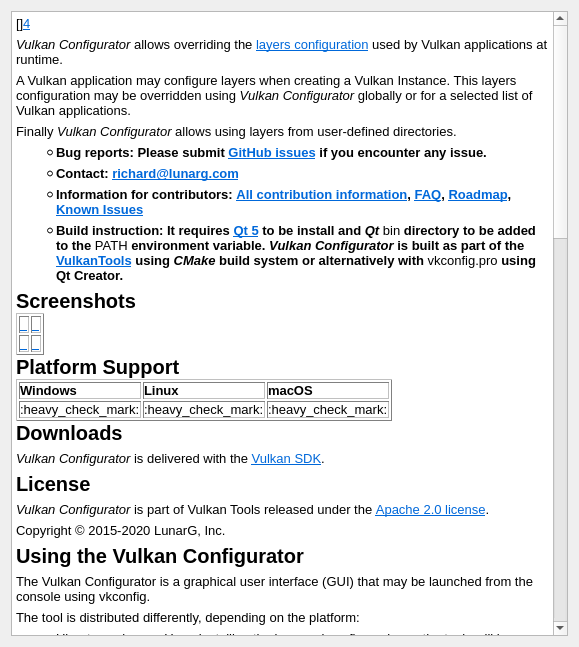
Before: the Qt Designer form vkconfig/dlghelp.ui in LunarG/VulkanTools, drawn with Qt 5.
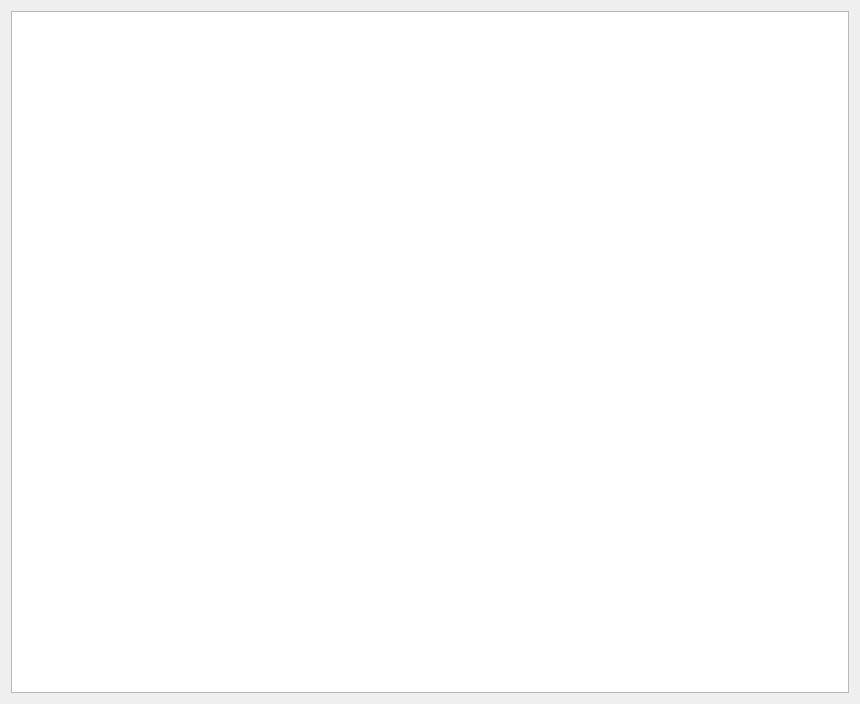
After: the same form once the commit is applied. Icons and pictures are not drawn.

Commit message: vkconfig2: GraphicsReconstruct based configs are hidden on macOS

What changed in the file:
```diff
--- a/vkconfig/dlghelp.ui
+++ b/vkconfig/dlghelp.ui
@@ -6,8 +6,8 @@
    <rect>
     <x>0</x>
     <y>0</y>
-    <width>579</width>
-    <height>647</height>
+    <width>860</width>
+    <height>704</height>
    </rect>
   </property>
   <property name="windowTitle">
@@ -27,113 +27,7 @@
 &lt;html&gt;&lt;head&gt;&lt;meta name=&quot;qrichtext&quot; content=&quot;1&quot; /&gt;&lt;style type=&quot;text/css&quot;&gt;
 p, li { white-space: pre-wrap; }
 &lt;/style&gt;&lt;/head&gt;&lt;body style=&quot; font-family:'Arial'; font-size:10pt; font-weight:400; font-style:normal;&quot;&gt;
-&lt;p style=&quot; margin-top:12px; margin-bottom:12px; margin-left:0px; margin-right:0px; -qt-block-indent:0; text-indent:0px;&quot;&gt;&lt;img src=&quot;https://vulkan.lunarg.com/img/NewLunarGLogoBlack.png&quot; alt=&quot;LunarG&quot; width=&quot;198&quot; height=&quot;85&quot; /&gt;&lt;img src=&quot;./images/vulkan_configurator.png&quot; width=&quot;400&quot; /&gt;&lt;/p&gt;
-&lt;p style=&quot; margin-top:6px; margin-bottom:6px; margin-left:0px; margin-right:0px; -qt-block-indent:0; text-indent:0px;&quot;&gt;[&lt;img src=&quot;https://i.creativecommons.org/l/by-nd/4.0/88x31.png&quot; alt=&quot;Creative Commons&quot; title=&quot;Creative Commons License&quot; /&gt;]&lt;a href=&quot;https://creativecommons.org/licenses/by-nd/4.0/&quot;&gt;&lt;span style=&quot; color:#0068da;&quot;&gt;4&lt;/span&gt;&lt;/a&gt;&lt;/p&gt;
-&lt;p style=&quot; margin-top:6px; margin-bottom:6px; margin-left:0px; margin-right:0px; -qt-block-indent:0; text-indent:0px;&quot;&gt;&lt;span style=&quot; font-style:italic;&quot;&gt;Vulkan Configurator&lt;/span&gt; allows overriding the &lt;a href=&quot;https://github.com/KhronosGroup/Vulkan-Loader/blob/master/loader/LoaderAndLayerInterface.md#layers&quot;&gt;&lt;span style=&quot; color:#0068da;&quot;&gt;layers configuration&lt;/span&gt;&lt;/a&gt; used by Vulkan applications at runtime.&lt;/p&gt;
-&lt;p style=&quot; margin-top:6px; margin-bottom:6px; margin-left:0px; margin-right:0px; -qt-block-indent:0; text-indent:0px;&quot;&gt;A Vulkan application may configure layers when creating a Vulkan Instance. This layers configuration may be overridden using &lt;span style=&quot; font-style:italic;&quot;&gt;Vulkan Configurator&lt;/span&gt; globally or for a selected list of Vulkan applications.&lt;/p&gt;
-&lt;p style=&quot; margin-top:6px; margin-bottom:6px; margin-left:0px; margin-right:0px; -qt-block-indent:0; text-indent:0px;&quot;&gt;Finally &lt;span style=&quot; font-style:italic;&quot;&gt;Vulkan Configurator&lt;/span&gt; allows using layers from user-defined directories.&lt;/p&gt;
-&lt;ul type=&quot;circle&quot; style=&quot;margin-top: 0px; margin-bottom: 0px; margin-left: 0px; margin-right: 0px; -qt-list-indent: 1;&quot;&gt;&lt;li style=&quot; font-weight:600;&quot; style=&quot; margin-top:6px; margin-bottom:6px; margin-left:0px; margin-right:0px; -qt-block-indent:0; text-indent:0px;&quot;&gt;Bug reports: Please submit &lt;a href=&quot;https://github.com/LunarG/VulkanTools/issues&quot;&gt;&lt;span style=&quot; color:#0068da;&quot;&gt;GitHub issues&lt;/span&gt;&lt;/a&gt; if you encounter any issue.&lt;/li&gt;
-&lt;li style=&quot; font-weight:600;&quot; style=&quot; margin-top:6px; margin-bottom:6px; margin-left:0px; margin-right:0px; -qt-block-indent:0; text-indent:0px;&quot;&gt;Contact: &lt;a href=&quot;mailto:richard@lunarg.com&quot;&gt;&lt;span style=&quot; color:#0068da;&quot;&gt;richard@lunarg.com&lt;/span&gt;&lt;/a&gt;&lt;/li&gt;
-&lt;li style=&quot; font-weight:600;&quot; style=&quot; margin-top:6px; margin-bottom:6px; margin-left:0px; margin-right:0px; -qt-block-indent:0; text-indent:0px;&quot;&gt;Information for contributors: &lt;a href=&quot;../CONTRIBUTING.md&quot;&gt;&lt;span style=&quot; color:#0068da;&quot;&gt;All contribution information&lt;/span&gt;&lt;/a&gt;, &lt;a href=&quot;#faq&quot;&gt;&lt;span style=&quot; color:#0068da;&quot;&gt;FAQ&lt;/span&gt;&lt;/a&gt;, &lt;a href=&quot;#roadmap&quot;&gt;&lt;span style=&quot; color:#0068da;&quot;&gt;Roadmap&lt;/span&gt;&lt;/a&gt;, &lt;a href=&quot;#known-issues&quot;&gt;&lt;span style=&quot; color:#0068da;&quot;&gt;Known Issues&lt;/span&gt;&lt;/a&gt;&lt;/li&gt;
-&lt;li style=&quot; font-weight:600;&quot; style=&quot; margin-top:6px; margin-bottom:6px; margin-left:0px; margin-right:0px; -qt-block-indent:0; text-indent:0px;&quot;&gt;Build instruction: It requires &lt;a href=&quot;https://www.qt.io/download&quot;&gt;&lt;span style=&quot; color:#0068da;&quot;&gt;Qt 5&lt;/span&gt;&lt;/a&gt; to be install and &lt;span style=&quot; font-style:italic;&quot;&gt;Qt&lt;/span&gt; &lt;span style=&quot; font-family:'.SF NS Mono'; font-weight:400;&quot;&gt;bin&lt;/span&gt; directory to be added to the &lt;span style=&quot; font-family:'.SF NS Mono'; font-weight:400;&quot;&gt;PATH&lt;/span&gt; environment variable. &lt;span style=&quot; font-style:italic;&quot;&gt;Vulkan Configurator&lt;/span&gt; is built as part of the &lt;a href=&quot;../BUILD.md&quot;&gt;&lt;span style=&quot; color:#0068da;&quot;&gt;VulkanTools&lt;/span&gt;&lt;/a&gt; using &lt;span style=&quot; font-style:italic;&quot;&gt;CMake&lt;/span&gt; build system or alternatively with &lt;span style=&quot; font-family:'.SF NS Mono'; font-weight:400;&quot;&gt;vkconfig.pro&lt;/span&gt; using Qt Creator.&lt;/li&gt;&lt;/ul&gt;
-&lt;h2 style=&quot; margin-top:0px; margin-bottom:0px; margin-left:0px; margin-right:0px; -qt-block-indent:0; text-indent:0px;&quot;&gt;&lt;span style=&quot; font-size:x-large; font-weight:600;&quot;&gt;Screenshots&lt;/span&gt;&lt;/h2&gt;
-&lt;table border=&quot;1&quot; cellspacing=&quot;2&quot;&gt;
-&lt;tr&gt;
-&lt;td&gt;
-&lt;p style=&quot; margin-top:0px; margin-bottom:0px; margin-left:0px; margin-right:0px; -qt-block-indent:0; text-indent:0px;&quot;&gt;&lt;a href=&quot;./images/main_window.png&quot;&gt;&lt;span style=&quot; color:#0068da;&quot;&gt; &lt;/span&gt;&lt;/a&gt;&lt;img src=&quot;./images/main_window_320px.png&quot; alt=&quot;Main Window&quot; title=&quot;&quot; /&gt;&lt;a href=&quot;./images/main_window.png&quot;&gt;&lt;span style=&quot; color:#0068da;&quot;&gt; &lt;/span&gt;&lt;/a&gt;&lt;/p&gt;&lt;/td&gt;
-&lt;td&gt;
-&lt;p style=&quot; margin-top:0px; margin-bottom:0px; margin-left:0px; margin-right:0px; -qt-block-indent:0; text-indent:0px;&quot;&gt;&lt;a href=&quot;./images/multiple_layers.png&quot;&gt;&lt;span style=&quot; color:#0068da;&quot;&gt; &lt;/span&gt;&lt;/a&gt;&lt;img src=&quot;./images/multiple_layers_320px.png&quot; alt=&quot;Overriding multiple layers&quot; title=&quot;&quot; /&gt;&lt;a href=&quot;./images/multiple_layers.png&quot;&gt;&lt;span style=&quot; color:#0068da;&quot;&gt; &lt;/span&gt;&lt;/a&gt;&lt;/p&gt;&lt;/td&gt;&lt;/tr&gt;
-&lt;tr&gt;
-&lt;td&gt;
-&lt;p style=&quot; margin-top:0px; margin-bottom:0px; margin-left:0px; margin-right:0px; -qt-block-indent:0; text-indent:0px;&quot;&gt;&lt;a href=&quot;./images/launcher.png&quot;&gt;&lt;span style=&quot; color:#0068da;&quot;&gt; &lt;/span&gt;&lt;/a&gt;&lt;img src=&quot;./images/launcher_320px.png&quot; alt=&quot;Vulkan Applications launchers&quot; title=&quot;&quot; /&gt;&lt;a href=&quot;./images/launcher.png&quot;&gt;&lt;span style=&quot; color:#0068da;&quot;&gt; &lt;/span&gt;&lt;/a&gt;&lt;/p&gt;&lt;/td&gt;
-&lt;td&gt;
-&lt;p style=&quot; margin-top:0px; margin-bottom:0px; margin-left:0px; margin-right:0px; -qt-block-indent:0; text-indent:0px;&quot;&gt;&lt;a href=&quot;./images/layers_selection_and_ordering.png&quot;&gt;&lt;span style=&quot; color:#0068da;&quot;&gt; &lt;/span&gt;&lt;/a&gt;&lt;img src=&quot;./images/layers_selection_and_ordering_320px.png&quot; alt=&quot;Vulkan Layers slection and ordering &quot; title=&quot;&quot; /&gt;&lt;a href=&quot;./images/layers_selection_and_ordering.png&quot;&gt;&lt;span style=&quot; color:#0068da;&quot;&gt; &lt;/span&gt;&lt;/a&gt;&lt;/p&gt;&lt;/td&gt;&lt;/tr&gt;&lt;/table&gt;
-&lt;h2 style=&quot; margin-top:0px; margin-bottom:0px; margin-left:0px; margin-right:0px; -qt-block-indent:0; text-indent:0px;&quot;&gt;&lt;span style=&quot; font-size:x-large; font-weight:600;&quot;&gt;Platform Support&lt;/span&gt;&lt;/h2&gt;
-&lt;table border=&quot;1&quot; cellspacing=&quot;2&quot;&gt;
-&lt;tr&gt;
-&lt;td&gt;
-&lt;p style=&quot; margin-top:0px; margin-bottom:0px; margin-left:0px; margin-right:0px; -qt-block-indent:0; text-indent:0px;&quot;&gt;&lt;span style=&quot; font-weight:600;&quot;&gt;Windows&lt;/span&gt;&lt;/p&gt;&lt;/td&gt;
-&lt;td&gt;
-&lt;p style=&quot; margin-top:0px; margin-bottom:0px; margin-left:0px; margin-right:0px; -qt-block-indent:0; text-indent:0px;&quot;&gt;&lt;span style=&quot; font-weight:600;&quot;&gt;Linux&lt;/span&gt;&lt;/p&gt;&lt;/td&gt;
-&lt;td&gt;
-&lt;p style=&quot; margin-top:0px; margin-bottom:0px; margin-left:0px; margin-right:0px; -qt-block-indent:0; text-indent:0px;&quot;&gt;&lt;span style=&quot; font-weight:600;&quot;&gt;macOS&lt;/span&gt;&lt;/p&gt;&lt;/td&gt;&lt;/tr&gt;
-&lt;tr&gt;
-&lt;td&gt;
-&lt;p style=&quot; margin-top:0px; margin-bottom:0px; margin-left:0px; margin-right:0px; -qt-block-indent:0; text-indent:0px;&quot;&gt;:heavy_check_mark:&lt;/p&gt;&lt;/td&gt;
-&lt;td&gt;
-&lt;p style=&quot; margin-top:0px; margin-bottom:0px; margin-left:0px; margin-right:0px; -qt-block-indent:0; text-indent:0px;&quot;&gt;:heavy_check_mark:&lt;/p&gt;&lt;/td&gt;
-&lt;td&gt;
-&lt;p style=&quot; margin-top:0px; margin-bottom:0px; margin-left:0px; margin-right:0px; -qt-block-indent:0; text-indent:0px;&quot;&gt;:heavy_check_mark:&lt;/p&gt;&lt;/td&gt;&lt;/tr&gt;&lt;/table&gt;
-&lt;h2 style=&quot; margin-top:0px; margin-bottom:0px; margin-left:0px; margin-right:0px; -qt-block-indent:0; text-indent:0px;&quot;&gt;&lt;span style=&quot; font-size:x-large; font-weight:600;&quot;&gt;Downloads&lt;/span&gt;&lt;/h2&gt;
-&lt;p style=&quot; margin-top:6px; margin-bottom:6px; margin-left:0px; margin-right:0px; -qt-block-indent:0; text-indent:0px;&quot;&gt;&lt;span style=&quot; font-style:italic;&quot;&gt;Vulkan Configurator&lt;/span&gt; is delivered with the &lt;a href=&quot;https://vulkan.lunarg.com/sdk/home&quot;&gt;&lt;span style=&quot; color:#0068da;&quot;&gt;Vulkan SDK&lt;/span&gt;&lt;/a&gt;.&lt;/p&gt;
-&lt;h2 style=&quot; margin-top:0px; margin-bottom:0px; margin-left:0px; margin-right:0px; -qt-block-indent:0; text-indent:0px;&quot;&gt;&lt;span style=&quot; font-size:x-large; font-weight:600;&quot;&gt;License&lt;/span&gt;&lt;/h2&gt;
-&lt;p style=&quot; margin-top:6px; margin-bottom:6px; margin-left:0px; margin-right:0px; -qt-block-indent:0; text-indent:0px;&quot;&gt;&lt;span style=&quot; font-style:italic;&quot;&gt;Vulkan Configurator&lt;/span&gt; is part of Vulkan Tools released under the &lt;a href=&quot;../LICENSE.txt&quot;&gt;&lt;span style=&quot; color:#0068da;&quot;&gt;Apache 2.0 license&lt;/span&gt;&lt;/a&gt;.&lt;/p&gt;
-&lt;p style=&quot; margin-top:6px; margin-bottom:6px; margin-left:0px; margin-right:0px; -qt-block-indent:0; text-indent:0px;&quot;&gt;Copyright © 2015-2020 LunarG, Inc.&lt;/p&gt;
-&lt;h2 style=&quot; margin-top:0px; margin-bottom:0px; margin-left:0px; margin-right:0px; -qt-block-indent:0; text-indent:0px;&quot;&gt;&lt;span style=&quot; font-size:x-large; font-weight:600;&quot;&gt;Using the Vulkan Configurator&lt;/span&gt;&lt;/h2&gt;
-&lt;p style=&quot; margin-top:6px; margin-bottom:6px; margin-left:0px; margin-right:0px; -qt-block-indent:0; text-indent:0px;&quot;&gt;The Vulkan Configurator is a graphical user interface (GUI) that may be launched from the console using &lt;span style=&quot; font-family:'.SF NS Mono';&quot;&gt;vkconfig&lt;/span&gt;.&lt;/p&gt;
-&lt;p style=&quot; margin-top:6px; margin-bottom:6px; margin-left:0px; margin-right:0px; -qt-block-indent:0; text-indent:0px;&quot;&gt;The tool is distributed differently, depending on the platform:&lt;/p&gt;
-&lt;ul style=&quot;margin-top: 0px; margin-bottom: 0px; margin-left: 0px; margin-right: 0px; -qt-list-indent: 1;&quot;&gt;&lt;li style=&quot; margin-top:6px; margin-bottom:6px; margin-left:0px; margin-right:0px; -qt-block-indent:0; text-indent:0px;&quot;&gt;Ubuntu packages: Upon installing the &lt;span style=&quot; font-family:'.SF NS Mono';&quot;&gt;lunarg-vkconfig&lt;/span&gt; package, the tools will be available from the command line as &lt;span style=&quot; font-family:'.SF NS Mono';&quot;&gt;vkconfig&lt;/span&gt;.&lt;/li&gt;
-&lt;li style=&quot; margin-top:6px; margin-bottom:6px; margin-left:0px; margin-right:0px; -qt-block-indent:0; text-indent:0px;&quot;&gt;Linux tarball: The vkconfig executable comes pre-built. Run vkconfig on the command line.&lt;/li&gt;
-&lt;li style=&quot; margin-top:6px; margin-bottom:6px; margin-left:0px; margin-right:0px; -qt-block-indent:0; text-indent:0px;&quot;&gt;Windows: The tool will be present on the start menu, in the Vulkan SDK menu. User can also invoke from a command line.&lt;/li&gt;
-&lt;li style=&quot; margin-top:6px; margin-bottom:6px; margin-left:0px; margin-right:0px; -qt-block-indent:0; text-indent:0px;&quot;&gt;macOS: The tool is provided as an application bundle. Run it by double clicking the bundle from a file explorer.&lt;/li&gt;&lt;/ul&gt;
-&lt;h2 style=&quot; margin-top:0px; margin-bottom:0px; margin-left:0px; margin-right:0px; -qt-block-indent:0; text-indent:0px;&quot;&gt;&lt;span style=&quot; font-size:x-large; font-weight:600;&quot;&gt;Glossary&lt;/span&gt;&lt;/h2&gt;
-&lt;p style=&quot; margin-top:6px; margin-bottom:6px; margin-left:0px; margin-right:0px; -qt-block-indent:0; text-indent:0px;&quot;&gt;&lt;a href=&quot;https://github.com/KhronosGroup/Vulkan-Loader/blob/master/loader/LoaderAndLayerInterface.md#layers&quot;&gt;&lt;span style=&quot; color:#0068da;&quot;&gt;Vulkan Layer&lt;/span&gt;&lt;/a&gt;: A layer is an optional library that can intercept Vulkan functions on their way from the Vulkan application down to the Vulkan drivers. Multiple layers can be chained together to use multiple layer functionalities simultanously.&lt;/p&gt;
-&lt;p style=&quot; margin-top:6px; margin-bottom:6px; margin-left:0px; margin-right:0px; -qt-block-indent:0; text-indent:0px;&quot;&gt;&lt;span style=&quot; font-weight:600;&quot;&gt;Vulkan Layers Configuration&lt;/span&gt;: A collection of Vulkan Layers executed in &lt;a href=&quot;./vkconfig.md#vulkan-layers-execution-order-overview&quot;&gt;&lt;span style=&quot; color:#0068da;&quot;&gt;a specific order&lt;/span&gt;&lt;/a&gt; with specific settings for each layer.&lt;/p&gt;
-&lt;p style=&quot; margin-top:6px; margin-bottom:6px; margin-left:0px; margin-right:0px; -qt-block-indent:0; text-indent:0px;&quot;&gt;&lt;span style=&quot; font-weight:600;&quot;&gt;Vulkan &lt;/span&gt;&lt;a href=&quot;https://github.com/KhronosGroup/Vulkan-Loader/blob/master/loader/LoaderAndLayerInterface.md#implicit-vs-explicit-layers&quot;&gt;&lt;span style=&quot; color:#0068da;&quot;&gt;Explicit Layers vs Implicit Layer&lt;/span&gt;&lt;/a&gt;: An explicit layer has to be explicitly activated by the user from source in &lt;span style=&quot; font-family:'.SF NS Mono';&quot;&gt;vkCreateInstance&lt;/span&gt;, using Vulkan Configurator or &lt;span style=&quot; font-family:'.SF NS Mono';&quot;&gt;VK_INSTANCE_LAYERS&lt;/span&gt; environment variable. Implicit layers are enabled by their existence on the system by default.&lt;/p&gt;
-&lt;p style=&quot; margin-top:6px; margin-bottom:6px; margin-left:0px; margin-right:0px; -qt-block-indent:0; text-indent:0px;&quot;&gt;&lt;span style=&quot; font-weight:600;&quot;&gt;Vulkan &lt;/span&gt;&lt;a href=&quot;https://github.com/KhronosGroup/Vulkan-Loader/blob/master/loader/LoaderAndLayerInterface.md#meta-layers&quot;&gt;&lt;span style=&quot; color:#0068da;&quot;&gt;Meta-Layer&lt;/span&gt;&lt;/a&gt;: Meta-layers are a special kind of layer which is only available through the desktop &lt;a href=&quot;https://github.com/KhronosGroup/Vulkan-Loader&quot;&gt;&lt;span style=&quot; color:#0068da;&quot;&gt;Vulkan Loader&lt;/span&gt;&lt;/a&gt;. While usual layers are associated with one particular library, a meta-layer is actually a collection layer which contains an ordered list of other layers called &lt;span style=&quot; font-style:italic;&quot;&gt;component layers&lt;/span&gt;.&lt;/p&gt;
-&lt;p style=&quot; margin-top:6px; margin-bottom:6px; margin-left:0px; margin-right:0px; -qt-block-indent:0; text-indent:0px;&quot;&gt;&lt;a href=&quot;https://github.com/KhronosGroup/Vulkan-Loader/blob/master/loader/LoaderAndLayerInterface.md##override-meta-layer&quot;&gt;&lt;span style=&quot; color:#0068da;&quot;&gt;Vulkan Override Layer&lt;/span&gt;&lt;/a&gt;: The Vulkan Override Layer is an implicit meta-layer found on the system with the name &lt;span style=&quot; font-family:'.SF NS Mono';&quot;&gt;VK_LAYER_LUNARG_override&lt;/span&gt;. It is the mechanism used by &lt;span style=&quot; font-style:italic;&quot;&gt;Vulkan Configurator&lt;/span&gt; to override Vulkan applications layers. This layer contains:&lt;/p&gt;
-&lt;ul style=&quot;margin-top: 0px; margin-bottom: 0px; margin-left: 0px; margin-right: 0px; -qt-list-indent: 1;&quot;&gt;&lt;li style=&quot; margin-top:6px; margin-bottom:6px; margin-left:0px; margin-right:0px; -qt-block-indent:0; text-indent:0px;&quot;&gt;The ordered list of layers to activate&lt;/li&gt;
-&lt;li style=&quot; margin-top:6px; margin-bottom:6px; margin-left:0px; margin-right:0px; -qt-block-indent:0; text-indent:0px;&quot;&gt;The list of layers to exclude from execution&lt;/li&gt;
-&lt;li style=&quot; margin-top:6px; margin-bottom:6px; margin-left:0px; margin-right:0px; -qt-block-indent:0; text-indent:0px;&quot;&gt;The list of paths to executables that the layers override applies to. If this list is empty, the override is applied to every application upon startup. This feature can be configured with Vulkan Configurator when&lt;/li&gt;&lt;/ul&gt;
-&lt;p style=&quot; margin-top:6px; margin-bottom:6px; margin-left:0px; margin-right:0px; -qt-block-indent:0; text-indent:0px;&quot;&gt;&lt;span style=&quot; font-weight:600;&quot;&gt;Vulkan Layer settings&lt;/span&gt;: Per layer settings loaded by each layer library and stored in the &lt;span style=&quot; font-family:'.SF NS Mono';&quot;&gt;vk_layer_settings.txt&lt;/span&gt; file. This file is located either next to the Vulkan application executable or set globally, applied to all Vulkan applications. These settings are described &lt;a href=&quot;https://github.com/KhronosGroup/Vulkan-ValidationLayers/blob/master/layers/vk_layer_settings.txt&quot;&gt;&lt;span style=&quot; color:#0068da;&quot;&gt;here for VK_LAYER_KHRONOS_validation&lt;/span&gt;&lt;/a&gt; and &lt;a href=&quot;https://github.com/LunarG/VulkanTools/blob/master/layersvt/vk_layer_settings.txt&quot;&gt;&lt;span style=&quot; color:#0068da;&quot;&gt;here for other layers created by LunarG&lt;/span&gt;&lt;/a&gt;.&lt;/p&gt;
-&lt;h2 style=&quot; margin-top:0px; margin-bottom:0px; margin-left:0px; margin-right:0px; -qt-block-indent:0; text-indent:0px;&quot;&gt;&lt;span style=&quot; font-size:x-large; font-weight:600;&quot;&gt;Vulkan Layers execution order overview&lt;/span&gt;&lt;/h2&gt;
-&lt;p style=&quot; margin-top:6px; margin-bottom:6px; margin-left:0px; margin-right:0px; -qt-block-indent:0; text-indent:0px;&quot;&gt;&lt;a href=&quot;./images/vulkan_layers_order.png&quot;&gt;&lt;span style=&quot; color:#0068da;&quot;&gt; &lt;/span&gt;&lt;/a&gt;&lt;img src=&quot;./images/vulkan_layers_order_small.png&quot; alt=&quot;Vulkan Loader&quot; title=&quot;&quot; /&gt;&lt;a href=&quot;./images/vulkan_layers_order.png&quot;&gt;&lt;span style=&quot; color:#0068da;&quot;&gt; &lt;/span&gt;&lt;/a&gt;&lt;/p&gt;
-&lt;h2 style=&quot; margin-top:0px; margin-bottom:0px; margin-left:0px; margin-right:0px; -qt-block-indent:0; text-indent:0px;&quot;&gt;&lt;span style=&quot; font-size:x-large; font-weight:600;&quot;&gt;Vulkan Loader and Layers design overview&lt;/span&gt;&lt;/h2&gt;
-&lt;p style=&quot; margin-top:6px; margin-bottom:6px; margin-left:0px; margin-right:0px; -qt-block-indent:0; text-indent:0px;&quot;&gt;&lt;a href=&quot;./images/vulkan_loader.png&quot;&gt;&lt;span style=&quot; color:#0068da;&quot;&gt; &lt;/span&gt;&lt;/a&gt;&lt;img src=&quot;./images/vulkan_loader_640px.png&quot; alt=&quot;Vulkan Loader&quot; title=&quot;&quot; /&gt;&lt;a href=&quot;./images/vulkan_loader.png&quot;&gt;&lt;span style=&quot; color:#0068da;&quot;&gt; &lt;/span&gt;&lt;/a&gt;&lt;/p&gt;
-&lt;p style=&quot; margin-top:6px; margin-bottom:6px; margin-left:0px; margin-right:0px; -qt-block-indent:0; text-indent:0px;&quot;&gt;For detailed information, read the &lt;a href=&quot;https://github.com/KhronosGroup/Vulkan-Loader/blob/master/loader/LoaderAndLayerInterface.md&quot;&gt;&lt;span style=&quot; color:#0068da;&quot;&gt;Architecture of the Vulkan Loader Interfaces&lt;/span&gt;&lt;/a&gt; document.&lt;/p&gt;
-&lt;h2 style=&quot; margin-top:0px; margin-bottom:0px; margin-left:0px; margin-right:0px; -qt-block-indent:0; text-indent:0px;&quot;&gt;&lt;span style=&quot; font-size:x-large; font-weight:600;&quot;&gt;OS User-Specific Modifications&lt;/span&gt;&lt;/h2&gt;
-&lt;p style=&quot; margin-top:6px; margin-bottom:6px; margin-left:0px; margin-right:0px; -qt-block-indent:0; text-indent:0px;&quot;&gt;The &lt;span style=&quot; font-style:italic;&quot;&gt;Vulkan Configurator&lt;/span&gt; does not make any system-wide changes to a system, but it does make user-specific changes. These changes are documented below:&lt;/p&gt;
-&lt;h3 style=&quot; margin-top:0px; margin-bottom:0px; margin-left:0px; margin-right:0px; -qt-block-indent:0; text-indent:0px;&quot;&gt;&lt;span style=&quot; font-size:large; font-weight:600;&quot;&gt;Linux and macOS&lt;/span&gt;&lt;/h3&gt;
-&lt;p style=&quot; margin-top:6px; margin-bottom:6px; margin-left:0px; margin-right:0px; -qt-block-indent:0; text-indent:0px;&quot;&gt;Unix systems store files in the following paths:&lt;/p&gt;
-&lt;ul style=&quot;margin-top: 0px; margin-bottom: 0px; margin-left: 0px; margin-right: 0px; -qt-list-indent: 1;&quot;&gt;&lt;li style=&quot; font-family:'.SF NS Mono';&quot; style=&quot; margin-top:6px; margin-bottom:6px; margin-left:0px; margin-right:0px; -qt-block-indent:0; text-indent:0px;&quot;&gt;$HOME/.local/share/vulkan/implicit_layer.d/VkLayer_override.json tells a Vulkan application which layers to use&lt;/li&gt;
-&lt;li style=&quot; font-family:'.SF NS Mono';&quot; style=&quot; margin-top:6px; margin-bottom:6px; margin-left:0px; margin-right:0px; -qt-block-indent:0; text-indent:0px;&quot;&gt;$HOME/.local/share/vulkan/settings.d/vk_layer_settings.txt tells Vulkan layers which settings to use&lt;/li&gt;
-&lt;li style=&quot; font-family:'.SF NS Mono';&quot; style=&quot; margin-top:6px; margin-bottom:6px; margin-left:0px; margin-right:0px; -qt-block-indent:0; text-indent:0px;&quot;&gt;$HOME/.config/LunarG/vkconfig.conf stores the application settings for vkconfig&lt;/li&gt;&lt;/ul&gt;
-&lt;h3 style=&quot; margin-top:0px; margin-bottom:0px; margin-left:0px; margin-right:0px; -qt-block-indent:0; text-indent:0px;&quot;&gt;&lt;span style=&quot; font-size:large; font-weight:600;&quot;&gt;Windows&lt;/span&gt;&lt;/h3&gt;
-&lt;p style=&quot; margin-top:6px; margin-bottom:6px; margin-left:0px; margin-right:0px; -qt-block-indent:0; text-indent:0px;&quot;&gt;Windows systems store files in the following paths:&lt;/p&gt;
-&lt;ul style=&quot;margin-top: 0px; margin-bottom: 0px; margin-left: 0px; margin-right: 0px; -qt-list-indent: 1;&quot;&gt;&lt;li style=&quot; font-family:'.SF NS Mono';&quot; style=&quot; margin-top:6px; margin-bottom:6px; margin-left:0px; margin-right:0px; -qt-block-indent:0; text-indent:0px;&quot;&gt;%TEMP%\VulkanLayerManager\VkLayerOverride.json tells a Vulkan application which layers to use&lt;/li&gt;
-&lt;li style=&quot; font-family:'.SF NS Mono';&quot; style=&quot; margin-top:6px; margin-bottom:6px; margin-left:0px; margin-right:0px; -qt-block-indent:0; text-indent:0px;&quot;&gt;%TEMP%\VulkanLayerManager\vk_layer_settings.txt tells Vulkan layers which settings to use&lt;/li&gt;&lt;/ul&gt;
-&lt;p style=&quot; margin-top:6px; margin-bottom:6px; margin-left:0px; margin-right:0px; -qt-block-indent:0; text-indent:0px;&quot;&gt;In addition, Windows system create registry entries in the following locations:&lt;/p&gt;
-&lt;ul style=&quot;margin-top: 0px; margin-bottom: 0px; margin-left: 0px; margin-right: 0px; -qt-list-indent: 1;&quot;&gt;&lt;li style=&quot; font-family:'.SF NS Mono';&quot; style=&quot; margin-top:6px; margin-bottom:6px; margin-left:0px; margin-right:0px; -qt-block-indent:0; text-indent:0px;&quot;&gt;HKEY_CURRENT_USER\Software\Khronos\Vulkan\ImplicitLayers will have an entry that points to the JSON file above&lt;/li&gt;
-&lt;li style=&quot; font-family:'.SF NS Mono';&quot; style=&quot; margin-top:6px; margin-bottom:6px; margin-left:0px; margin-right:0px; -qt-block-indent:0; text-indent:0px;&quot;&gt;HKEY_CURRENT_USER\Software\Khronos\Vulkan\Settings will have an entry that points to the text file above&lt;/li&gt;
-&lt;li style=&quot; font-family:'.SF NS Mono';&quot; style=&quot; margin-top:6px; margin-bottom:6px; margin-left:0px; margin-right:0px; -qt-block-indent:0; text-indent:0px;&quot;&gt;HKEY_CURRENT_USER\Software\LunarG\vkconfig stores the application settings for vkconfig&lt;/li&gt;&lt;/ul&gt;
-&lt;h2 style=&quot; margin-top:0px; margin-bottom:0px; margin-left:0px; margin-right:0px; -qt-block-indent:0; text-indent:0px;&quot;&gt;&lt;span style=&quot; font-size:x-large; font-weight:600;&quot;&gt;FAQ&lt;/span&gt;&lt;/h2&gt;
-&lt;h3 style=&quot; margin-top:0px; margin-bottom:0px; margin-left:0px; margin-right:0px; -qt-block-indent:0; text-indent:0px;&quot;&gt;&lt;span style=&quot; font-size:large; font-weight:600;&quot;&gt;How do I use Vulkan Configurator to override only the Vulkan layers of a selected list of applications?&lt;/span&gt;&lt;/h3&gt;
-&lt;p style=&quot; margin-top:6px; margin-bottom:6px; margin-left:0px; margin-right:0px; -qt-block-indent:0; text-indent:0px;&quot;&gt;This is typically done by enabling the &amp;quot;Apply only to the selected list of Vulkan applications&amp;quot; check box.&lt;img src=&quot;./images/only_list.png&quot; /&gt;&lt;/p&gt;
-&lt;p style=&quot; margin-top:6px; margin-bottom:6px; margin-left:0px; margin-right:0px; -qt-block-indent:0; text-indent:0px;&quot;&gt;However, if this is not working it might be because the &lt;span style=&quot; font-style:italic;&quot;&gt;Vulkan Loader&lt;/span&gt; on the system is too old. Version 1.2.141 or newer of the Vulkan Loader is required. Update the &lt;span style=&quot; font-style:italic;&quot;&gt;Vulkan Loader&lt;/span&gt; by installing the latest &lt;a href=&quot;https://vulkan.lunarg.com/sdk/home&quot;&gt;&lt;span style=&quot; color:#0068da;&quot;&gt;Vulkan Runtime&lt;/span&gt;&lt;/a&gt; to enable this feature.&lt;/p&gt;
-&lt;h2 style=&quot; margin-top:0px; margin-bottom:0px; margin-left:0px; margin-right:0px; -qt-block-indent:0; text-indent:0px;&quot;&gt;&lt;span style=&quot; font-size:x-large; font-weight:600;&quot;&gt;Roadmap&lt;/span&gt;&lt;/h2&gt;
-&lt;ul style=&quot;margin-top: 0px; margin-bottom: 0px; margin-left: 0px; margin-right: 0px; -qt-list-indent: 1;&quot;&gt;&lt;li style=&quot; margin-top:6px; margin-bottom:6px; margin-left:0px; margin-right:0px; -qt-block-indent:0; text-indent:0px;&quot;&gt;Use Private Settings Layer Extension new APIs categorize settings and allow layers by developers integration of settings in vkconfig &lt;a href=&quot;https://github.com/KhronosGroup/Vulkan-ValidationLayers/pull/1920&quot;&gt;&lt;span style=&quot; color:#0068da;&quot;&gt;https://github.com/KhronosGroup/Vulkan-ValidationLayers/pull/1920&lt;/span&gt;&lt;/a&gt;&lt;/li&gt;
-&lt;li style=&quot; margin-top:6px; margin-bottom:6px; margin-left:0px; margin-right:0px; -qt-block-indent:0; text-indent:0px;&quot;&gt;Improve the layer settings representation and organization.&lt;/li&gt;
-&lt;li style=&quot; margin-top:6px; margin-bottom:6px; margin-left:0px; margin-right:0px; -qt-block-indent:0; text-indent:0px;&quot;&gt;Full coverage of &lt;a href=&quot;https://www.khronos.org/registry/vulkan/specs/1.2-extensions/man/html/VK_EXT_debug_utils.html&quot;&gt;&lt;span style=&quot; color:#0068da;&quot;&gt;VK_EXT_debug_utils&lt;/span&gt;&lt;/a&gt; for message filtering.&lt;/li&gt;
-&lt;li style=&quot; margin-top:6px; margin-bottom:6px; margin-left:0px; margin-right:0px; -qt-block-indent:0; text-indent:0px;&quot;&gt;Refactor the loader to replace &lt;span style=&quot; font-family:'.SF NS Mono';&quot;&gt;vk_layer_settings.txt&lt;/span&gt; and &lt;span style=&quot; font-family:'.SF NS Mono';&quot;&gt;VkLayer_override.json&lt;/span&gt; by json files generated by &lt;span style=&quot; font-family:'.SF NS Mono';&quot;&gt;Vulkan Configurator&lt;/span&gt;.&lt;/li&gt;
-&lt;ul style=&quot;margin-top: 0px; margin-bottom: 0px; margin-left: 0px; margin-right: 0px; -qt-list-indent: 2;&quot;&gt;&lt;li style=&quot; margin-top:6px; margin-bottom:6px; margin-left:0px; margin-right:0px; -qt-block-indent:0; text-indent:0px;&quot;&gt;Global layers overriding file is placed in &lt;span style=&quot; font-family:'.SF NS Mono';&quot;&gt;VulkanLayerManager&lt;/span&gt; directory.&lt;/li&gt;
-&lt;li style=&quot; margin-top:6px; margin-bottom:6px; margin-left:0px; margin-right:0px; -qt-block-indent:0; text-indent:0px;&quot;&gt;Local layers overriding file / selected Vulkan application is placed the application directory.&lt;/li&gt;&lt;/ul&gt;
-&lt;li style=&quot; margin-top:6px; margin-bottom:6px; margin-left:0px; margin-right:0px; -qt-block-indent:0; text-indent:0px;&quot;&gt;Add full command line arguments to use &lt;span style=&quot; font-family:'.SF NS Mono';&quot;&gt;Vulkan Configurator&lt;/span&gt; features and add a test framework.&lt;/li&gt;
-&lt;li style=&quot; margin-top:6px; margin-bottom:6px; margin-left:0px; margin-right:0px; -qt-block-indent:0; text-indent:0px;&quot;&gt;Add a test to check Vulkan is working fine on the machine and display the review in the log at Vulkan Configurator start up.&lt;/li&gt;
-&lt;li style=&quot; margin-top:6px; margin-bottom:6px; margin-left:0px; margin-right:0px; -qt-block-indent:0; text-indent:0px;&quot;&gt;Improve layer ordering representation and accuracy.&lt;/li&gt;
-&lt;li style=&quot; margin-top:6px; margin-bottom:6px; margin-left:0px; margin-right:0px; -qt-block-indent:0; text-indent:0px;&quot;&gt;Add Import and export of layers configurations.&lt;/li&gt;
-&lt;li style=&quot; margin-top:6px; margin-bottom:6px; margin-left:0px; margin-right:0px; -qt-block-indent:0; text-indent:0px;&quot;&gt;Add multiple command line arguments and environment variables per application.&lt;/li&gt;
-&lt;li style=&quot; margin-top:6px; margin-bottom:6px; margin-left:0px; margin-right:0px; -qt-block-indent:0; text-indent:0px;&quot;&gt;Add a search field for the launcher log area and button to open the launcher log file, make it possible to browse the log.&lt;/li&gt;
-&lt;li style=&quot; margin-top:6px; margin-bottom:6px; margin-left:0px; margin-right:0px; -qt-block-indent:0; text-indent:0px;&quot;&gt;Make vkconfig a service to add an icon in the taskbar when running.&lt;/li&gt;
-&lt;li style=&quot; margin-top:6px; margin-bottom:6px; margin-left:0px; margin-right:0px; -qt-block-indent:0; text-indent:0px;&quot;&gt;Add a dedicated Vulkan Configurator layer to capture all the debug messages directly.&lt;/li&gt;
-&lt;li style=&quot; margin-top:6px; margin-bottom:6px; margin-left:0px; margin-right:0px; -qt-block-indent:0; text-indent:0px;&quot;&gt;Add display of a detailed description of each layer.&lt;/li&gt;&lt;/ul&gt;
-&lt;h2 style=&quot; margin-top:0px; margin-bottom:0px; margin-left:0px; margin-right:0px; -qt-block-indent:0; text-indent:0px;&quot;&gt;&lt;span style=&quot; font-size:x-large; font-weight:600;&quot;&gt;Known Issues&lt;/span&gt;&lt;/h2&gt;
-&lt;ul style=&quot;margin-top: 0px; margin-bottom: 0px; margin-left: 0px; margin-right: 0px; -qt-list-indent: 1;&quot;&gt;&lt;li style=&quot; margin-top:6px; margin-bottom:6px; margin-left:0px; margin-right:0px; -qt-block-indent:0; text-indent:0px;&quot;&gt;The UI still feels a little clunky... Need more polish.&lt;/li&gt;
-&lt;li style=&quot; margin-top:6px; margin-bottom:6px; margin-left:0px; margin-right:0px; -qt-block-indent:0; text-indent:0px;&quot;&gt;Message filtering using VUID name and index is not yet fully implemented.&lt;/li&gt;
-&lt;li style=&quot; margin-top:6px; margin-bottom:6px; margin-left:0px; margin-right:0px; -qt-block-indent:0; text-indent:0px;&quot;&gt;Layers will use the override layer settings and ignore the local file with no warning to the user.&lt;/li&gt;
-&lt;li style=&quot; margin-top:6px; margin-bottom:6px; margin-left:0px; margin-right:0px; -qt-block-indent:0; text-indent:0px;&quot;&gt;Layer paths may not be duplicated in the layer override json file. They currently are.&lt;/li&gt;
-&lt;li style=&quot; margin-top:6px; margin-bottom:6px; margin-left:0px; margin-right:0px; -qt-block-indent:0; text-indent:0px;&quot;&gt;Layer execution order express in the &amp;quot;Select Vulkan Layers to override and execution order&amp;quot; window is not accurate, only &lt;span style=&quot; font-weight:600;&quot;&gt;forced on&lt;/span&gt; layers can be ordered.&lt;/li&gt;
-&lt;li style=&quot; margin-top:6px; margin-bottom:6px; margin-left:0px; margin-right:0px; -qt-block-indent:0; text-indent:0px;&quot;&gt;Layers settings fields are not checked for syntax errors.&lt;/li&gt;
-&lt;li style=&quot; margin-top:6px; margin-bottom:6px; margin-left:0px; margin-right:0px; -qt-block-indent:0; text-indent:0px;&quot;&gt;The user can't reorder the layers configurations in the list.&lt;/li&gt;&lt;/ul&gt;&lt;/body&gt;&lt;/html&gt;</string>
+&lt;p style=&quot;-qt-paragraph-type:empty; margin-top:0px; margin-bottom:0px; margin-left:0px; margin-right:0px; -qt-block-indent:0; text-indent:0px;&quot;&gt;&lt;br /&gt;&lt;/p&gt;&lt;/body&gt;&lt;/html&gt;</string>
      </property>
      <property name="source">
       <url>
```
The commit also changes 1 other file.
